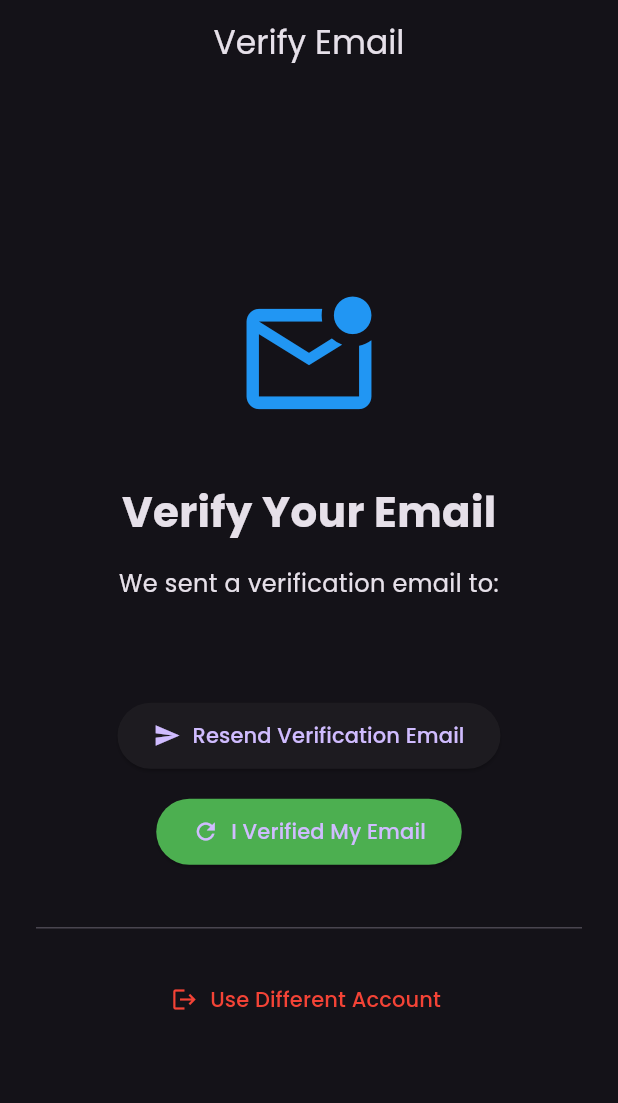
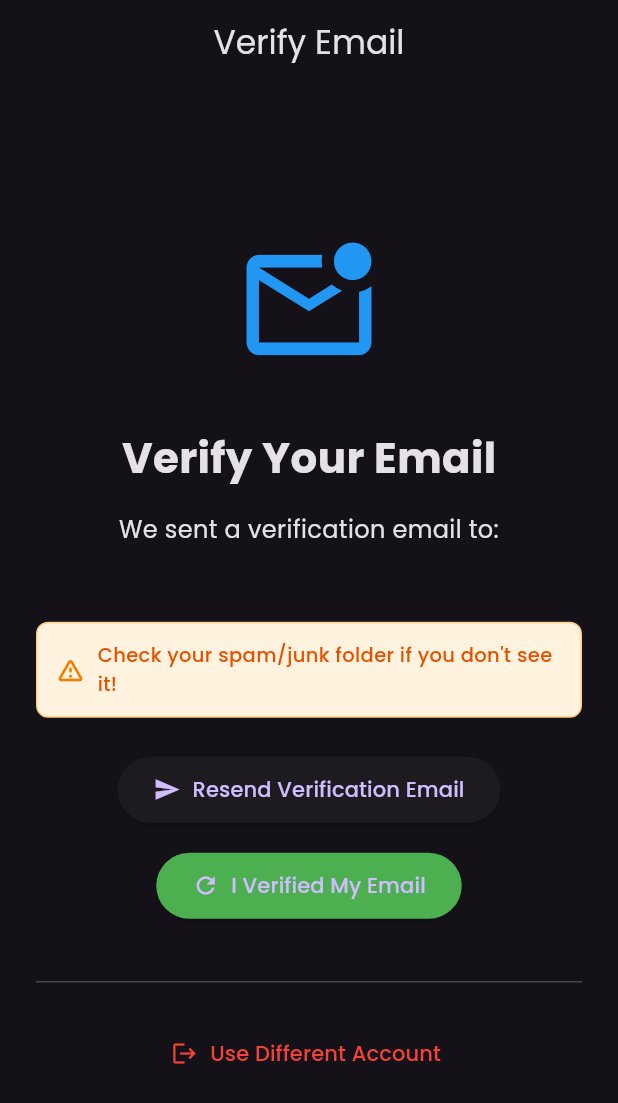
Before and after one commit to Nimesha-Kavindu/socially, a Flutter app: the EmailVerificationScreen screen opened directly, on a phone screen of 412 x 824 dp. Shown: the top 1103 px of the screen. Run offline on Flutter 3.47's test engine with Material 3 defaults, Android fonts, the phone set to English and light mode, and no system bars; our stand-ins replace cloud_firestore, firebase_auth, firebase_core, go_router, google_fonts, google_sign_in and 1 more; missing offline and left inert: bcrypt, cloudinary_public; accounts and stored records are empty.

Commit message:
make not going to spam

```diff
--- a/lib/views/auth_view/email_verification_screen.dart
+++ b/lib/views/auth_view/email_verification_screen.dart
@@ -58,7 +58,35 @@ class _EmailVerificationScreenState extends State<EmailVerificationScreen> {
                   color: Colors.blue,
                 ),
               ),
-              const SizedBox(height: 32),
+              const SizedBox(height: 16),
+
+              // 4.5. Spam Warning
+              Container(
+                padding: const EdgeInsets.all(12),
+                decoration: BoxDecoration(
+                  color: Colors.orange.shade50,
+                  borderRadius: BorderRadius.circular(8),
+                  border: Border.all(color: Colors.orange.shade200),
+                ),
+                child: Row(
+                  children: [
+                    Icon(Icons.warning_amber_rounded,
+                      color: Colors.orange.shade700, size: 20),
+                    const SizedBox(width: 8),
+                    Expanded(
+                      child: Text(
+                        'Check your spam/junk folder if you don\'t see it!',
+                        style: TextStyle(
+                          fontSize: 13,
+                          color: Colors.orange.shade900,
+                          fontWeight: FontWeight.w500,
+                        ),
+                      ),
+                    ),
+                  ],
+                ),
+              ),
+              const SizedBox(height: 24),
 
               // 5. Resend Button (we'll add next)
               // Add this to your Column children
```
Also changed, not shown: lib/views/auth_view/register.dart (+37 -15 lines), 1 other file.
